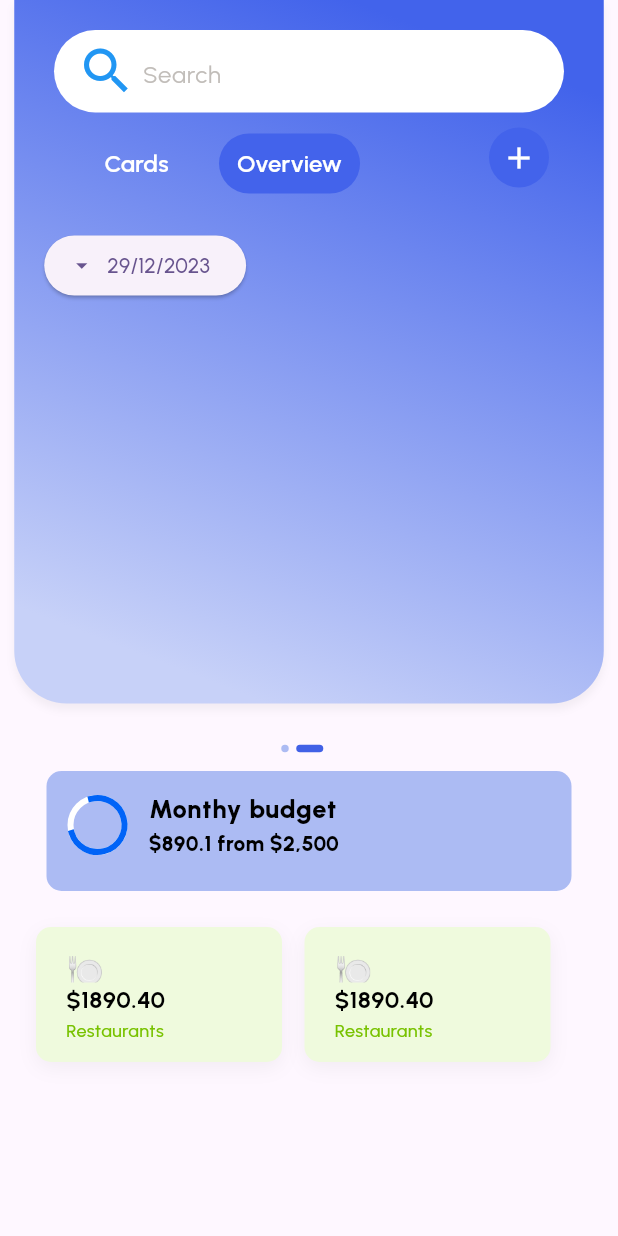
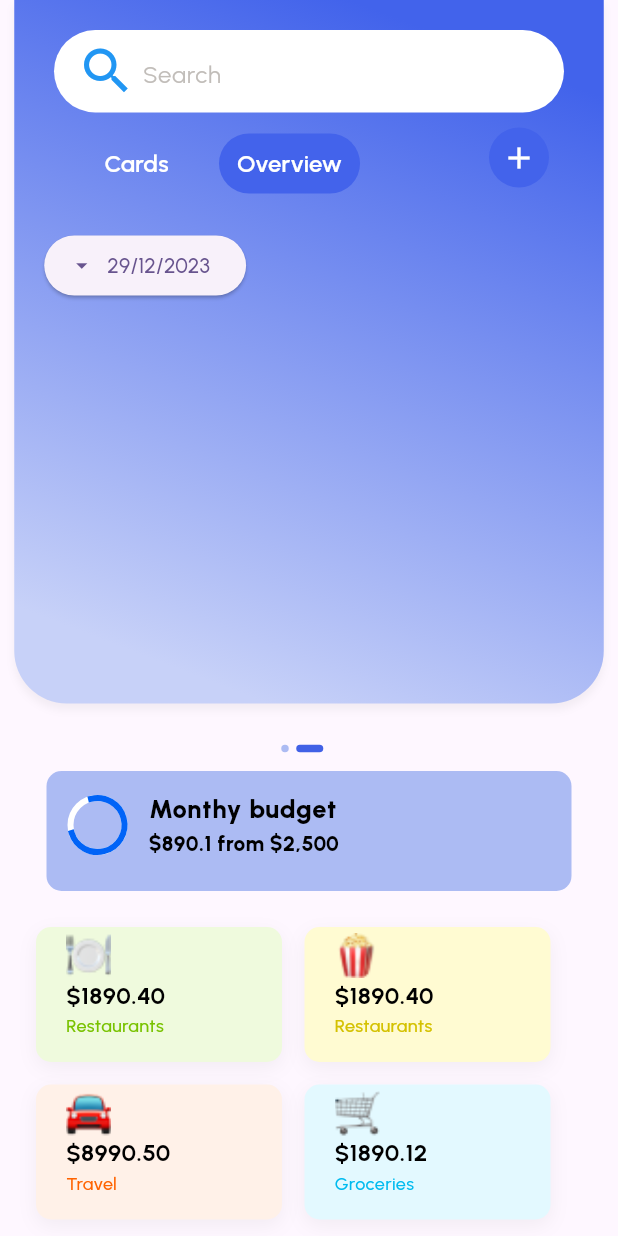
Before and after one commit to faisal-fardin/flutter_challenge, a Flutter app: the OverviewScreen screen opened directly, on a phone screen of 412 x 824 dp. Run offline on Flutter 3.47's test engine with Material 3 defaults, Android fonts, the phone set to English and light mode, and no system bars; our stand-ins replace google_fonts.

Commit message:
overview screen design done

```diff
--- a/lib/custom_widgets/brand_listtile_tiem.dart
+++ b/lib/custom_widgets/brand_listtile_tiem.dart
@@ -69,7 +69,7 @@ class BrandListTileItem extends StatelessWidget {
             width: 6,
           ),
           Container(
-            width: 75,
+            width: 76,
             height: 16,
             padding: const EdgeInsets.symmetric(
                 horizontal: 6, vertical: 2),
--- a/lib/custom_widgets/menu_item.dart
+++ b/lib/custom_widgets/menu_item.dart
@@ -2,8 +2,13 @@
 import 'package:flutter/material.dart';
 
 class MenuItem extends StatelessWidget {
-  const MenuItem({super.key});
+  const MenuItem({super.key, required this.images, required this.price, required this.name, required this.color, required this.textColor});
 
+  final String images;
+  final String price;
+  final String name;
+  final int color;
+  final int textColor;
 
 
   @override
@@ -13,7 +18,7 @@ class MenuItem extends StatelessWidget {
       height: 90,
       padding: const EdgeInsets.symmetric(horizontal: 20, vertical: 4),
       decoration: ShapeDecoration(
-        color: const Color(0xFFEFFADD),
+        color:  Color(color),
         shape: RoundedRectangleBorder(
           borderRadius: BorderRadius.circular(10),
         ),
@@ -28,60 +33,46 @@ class MenuItem extends StatelessWidget {
       ),
       child: Column(
         mainAxisSize: MainAxisSize.min,
-        mainAxisAlignment: MainAxisAlignment.center,
-        crossAxisAlignment: CrossAxisAlignment.start,
-        children: [
-          Column(
-            mainAxisSize: MainAxisSize.min,
         mainAxisAlignment: MainAxisAlignment.start,
         crossAxisAlignment: CrossAxisAlignment.start,
         children: [
           Container(
-                width: 24,
-                height: 24,
+            width: 30,
+            height: 30,
             clipBehavior: Clip.antiAlias,
             decoration: BoxDecoration(color: Colors.white.withOpacity(0)),
-                child: const Row(
+            child: Row(
               mainAxisSize: MainAxisSize.min,
               mainAxisAlignment: MainAxisAlignment.center,
               crossAxisAlignment: CrossAxisAlignment.center,
               children: [
                 SizedBox(
-                      width: 24,
-                      height: 24,
-                      child: Text(
-                        '🍽️',
-                        textAlign: TextAlign.center,
-                        style: TextStyle(
-                          color: Colors.white,
-                          fontSize: 24,
-                          fontWeight: FontWeight.w400,
-                        ),
+                  child: Image(
+                    image: AssetImage(images),
+                    width: 30,
+                    height: 30,
+                    fit: BoxFit.fill,
                   ),
                 ),
               ],
             ),
           ),
-              const Text(
-                '\$1890.40',
-                style: TextStyle(
+           Text( price,
+            style: const TextStyle(
               color: Colors.black,
               fontSize: 16,
               fontWeight: FontWeight.bold,
             ),
           ),
-              const Text(
-                'Restaurants',
-                style: TextStyle(
-                  color: Color(0xFF78C200),
+           Text(name,
+            style:  TextStyle(
+              color: Color(textColor),
               fontSize: 12,
               fontWeight: FontWeight.w500,
             ),
           ),
         ],
       ),
-        ],
-      ),
     );
   }
 }
--- a/lib/pages/bottom_nav_base_screen.dart
+++ b/lib/pages/bottom_nav_base_screen.dart
@@ -1,4 +1,6 @@
 import 'package:design_challenge/pages/home_screen.dart';
+import 'package:design_challenge/pages/inbox_screen.dart';
+import 'package:design_challenge/pages/profile_screen.dart';
 import 'package:design_challenge/pages/secondary_screen.dart';
 import 'package:design_challenge/pages/transactions_screen.dart';
 import 'package:flutter/material.dart';
@@ -18,6 +20,8 @@ class _BottomNavBaseScreenState extends State<BottomNavBaseScreen> {
     const HomeScreen(),
     const SecondaryScreen(),
     const TransactionsScreen(),
+    const InboxScreen(),
+    const ProfileScreen(),
 
   ];
 
--- a/lib/pages/overview_screen.dart
+++ b/lib/pages/overview_screen.dart
@@ -13,7 +13,6 @@ class OverviewScreen extends StatefulWidget {
 class _OverviewScreenState extends State<OverviewScreen> {
   final String currencySymbol = '৳';
   DateTime selectedDate = DateTime.now();
-
 
   @override
   Widget build(BuildContext context) {
@@ -96,7 +95,9 @@ class _OverviewScreenState extends State<OverviewScreen> {
                           SizedBox(
                             width: 90,
                             child: TextButton(
-                              onPressed: () {},
+                              onPressed: () {
+                                Navigator.pop(context);
+                              },
                               child: const Text(
                                 'Cards',
                                 style: TextStyle(
@@ -158,15 +159,18 @@ class _OverviewScreenState extends State<OverviewScreen> {
                 ),
               ),
             ),
-            const SizedBox(height: 15,),
+            const SizedBox(
+              height: 15,
+            ),
             Column(
               children: [
                 Row(
                   mainAxisAlignment: MainAxisAlignment.center,
                   crossAxisAlignment: CrossAxisAlignment.center,
                   children: [
-                    const SizedBox(height: 30,),
-
+                    const SizedBox(
+                      height: 30,
+                    ),
                     Transform(
                       transform: Matrix4.identity()
                         ..translate(0.0, 0.0)
@@ -189,9 +193,7 @@ class _OverviewScreenState extends State<OverviewScreen> {
                             borderRadius: BorderRadius.circular(6)),
                       ),
                     ),
-
                     const SizedBox(width: 4),
-
                   ],
                 ),
                 Container(
@@ -230,9 +232,45 @@ class _OverviewScreenState extends State<OverviewScreen> {
                     children: [
                       Row(
                         children: [
-                          MenuItem(),
-                          SizedBox(width: 15,),
-                          MenuItem(),
+                          MenuItem(
+                            images: 'images/27.png',
+                            price: '\$1890.40',
+                            name: 'Restaurants',
+                            color: 0xFFEFFADD,
+                            textColor: 0xFF78C200,
+                          ),
+                          SizedBox(
+                            width: 15,
+                          ),
+                          MenuItem(
+                            images: 'images/23.png',
+                            price: '\$1890.40',
+                            name: 'Restaurants',
+                            color: 0xFFFFFBD2,
+                            textColor: 0xFFD4C100,
+                          ),
+                        ],
+                      ),
+                      SizedBox(height: 15,),
+                      Row(
+                        children: [
+                          MenuItem(
+                            images: 'images/25.png',
+                            price: '\$8990.50',
+                            name: 'Travel',
+                            color: 0xFFFFF1E8,
+                            textColor: 0xFFFF6300,
+                          ),
+                          SizedBox(
+                            width: 15,
+                          ),
+                          MenuItem(
+                            images: 'images/24.png',
+                            price: '\$1890.12',
+                            name: 'Groceries',
+                            color: 0xFFE3F9FF,
+                            textColor: 0xFF00BBEF,
+                          ),
                         ],
                       ),
                     ],
```
Also changed, not shown: images/23.png (added), images/24.png (added), images/25.png (added), images/27.png (added). Lines whose indentation alone changed are shown as unchanged.
